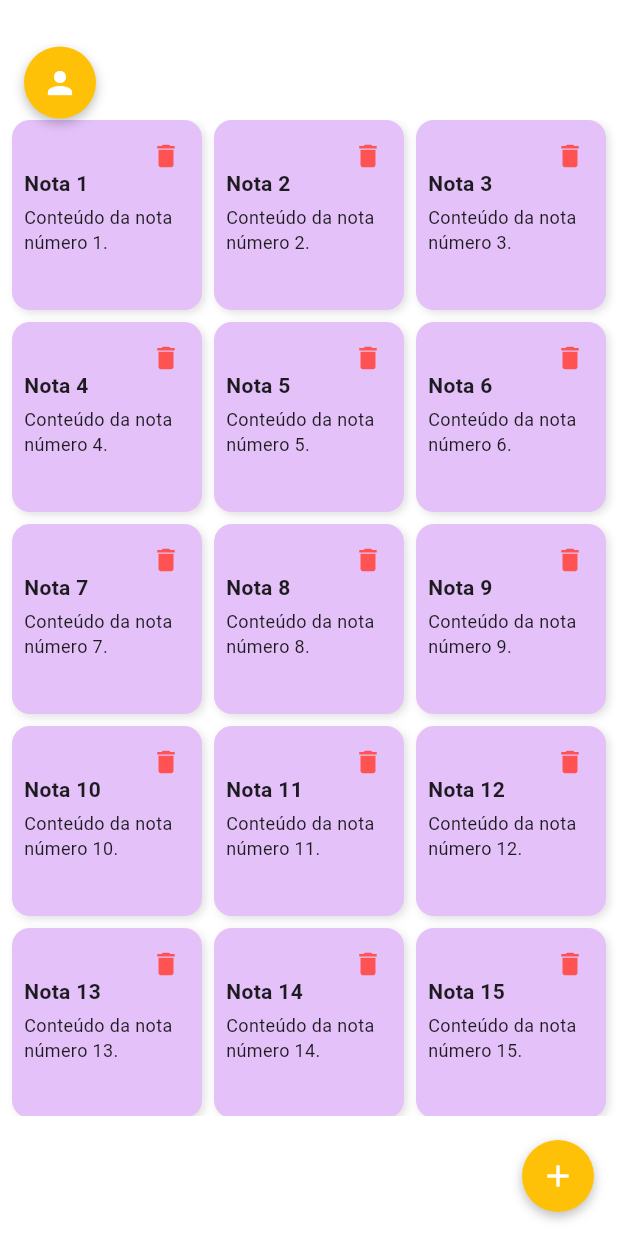
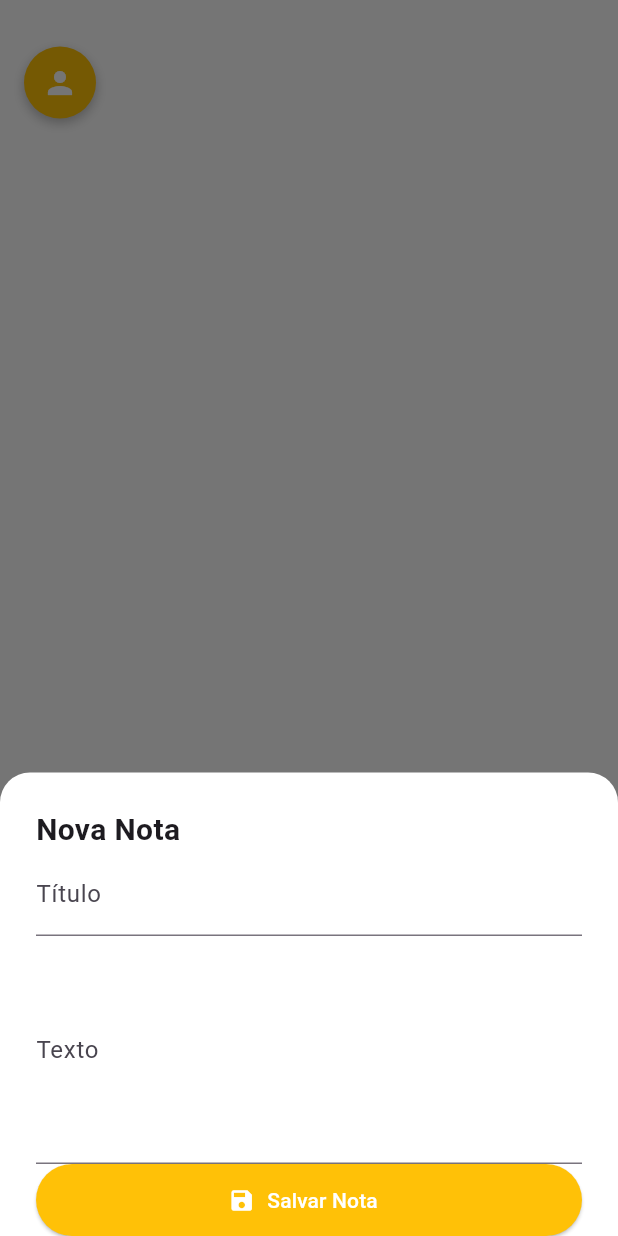
Before and after one commit to MathiasBelmont/MEMO_KEITAI, a Flutter app: the screen it shows after launch, after a tap on the "add" icon, on a phone screen of 412 x 824 dp. Run offline on Flutter 3.47's test engine with Material 3 defaults, Android fonts, the phone set to English and light mode, and no system bars.

Commit message:
ADD: Função de criação da nota

```diff
--- a/lib/main.dart
+++ b/lib/main.dart
@@ -9,7 +9,7 @@ class MyApp extends StatelessWidget {
   @override
   Widget build(BuildContext context) {
     return MaterialApp(
-      title: 'Notas com Exclusão',
+      title: 'Notas com Modal',
       debugShowCheckedModeBanner: false,
       home: TelaComNotas(),
     );
@@ -22,13 +22,7 @@ class TelaComNotas extends StatefulWidget {
 }
 
 class _TelaComNotasState extends State<TelaComNotas> {
-  List<Map<String, String>> notas = List.generate(
-    30,
-    (index) => {
-      "titulo": "Nota ${index + 1}",
-      "conteudo": "Conteúdo da nota número ${index + 1}.",
-    },
-  );
+  List<Map<String, String>> notas = [];
 
   final List<Color> coresPastel = [
     Color(0xFFFFF1C1),
@@ -50,6 +44,70 @@ class _TelaComNotasState extends State<TelaComNotas> {
     });
   }
 
+  void abrirModalCriarNota() {
+    String titulo = '';
+    String conteudo = '';
+    showModalBottomSheet(
+      isScrollControlled: true,
+      context: context,
+      backgroundColor: Colors.white,
+      shape: RoundedRectangleBorder(
+        borderRadius: BorderRadius.vertical(top: Radius.circular(20)),
+      ),
+      builder: (context) {
+        return Padding(
+          padding: EdgeInsets.only(
+            bottom: MediaQuery.of(context).viewInsets.bottom,
+            top: 24,
+            left: 24,
+            right: 24,
+          ),
+          child: Wrap(
+            children: [
+              Text(
+                'Nova Nota',
+                style: TextStyle(fontSize: 20, fontWeight: FontWeight.bold),
+              ),
+              SizedBox(height: 16),
+              TextField(
+                decoration: InputDecoration(labelText: 'Título'),
+                onChanged: (value) => titulo = value,
+              ),
+              SizedBox(height: 8),
+              TextField(
+                decoration: InputDecoration(labelText: 'Texto'),
+                maxLines: 5,
+                onChanged: (value) => conteudo = value,
+              ),
+              SizedBox(height: 20),
+              ElevatedButton.icon(
+                onPressed: () {
+                  if (titulo.trim().isNotEmpty || conteudo.trim().isNotEmpty) {
+                    setState(() {
+                      notas.add({
+                        "titulo": titulo.trim(),
+                        "conteudo": conteudo.trim(),
+                      });
+                    });
+                    Navigator.pop(context); // Fecha modal
+                  }
+                },
+                icon: Icon(Icons.save),
+                label: Text('Salvar Nota'),
+                style: ElevatedButton.styleFrom(
+                  backgroundColor: Colors.amber,
+                  foregroundColor: Colors.white,
+                  minimumSize: Size(double.infinity, 48),
+                ),
+              ),
+              SizedBox(height: 24),
+            ],
+          ),
+        );
+      },
+    );
+  }
+
   @override
   Widget build(BuildContext context) {
     return Scaffold(
@@ -63,15 +121,22 @@ class _TelaComNotasState extends State<TelaComNotas> {
               child: SingleChildScrollView(
                 child: Padding(
                   padding: const EdgeInsets.symmetric(horizontal: 8.0),
-                  child: GridView.count(
+                  child: GridView.builder(
                     shrinkWrap: true,
                     physics: NeverScrollableScrollPhysics(),
+                    itemCount: notas.length,
+                    gridDelegate: SliverGridDelegateWithFixedCrossAxisCount(
                       crossAxisCount: 3,
                       crossAxisSpacing: 8,
                       mainAxisSpacing: 8,
-                    children: List.generate(notas.length, (index) {
+                      childAspectRatio: 1, // largura == altura
+                    ),
+                    itemBuilder: (context, index) {
                       final nota = notas[index];
-                      return Stack(
+                      return SizedBox(
+                        width: 120,
+                        height: 120,
+                        child: Stack(
                           children: [
                             Container(
                               padding: EdgeInsets.all(8),
@@ -88,27 +153,36 @@ class _TelaComNotasState extends State<TelaComNotas> {
                               ),
                               child: Column(
                                 crossAxisAlignment: CrossAxisAlignment.start,
+                                mainAxisAlignment:
+                                    MainAxisAlignment.spaceBetween,
                                 children: [
-                                SizedBox(height: 24), // espaço para o botão
+                                  Column(
+                                    crossAxisAlignment:
+                                        CrossAxisAlignment.start,
+                                    children: [
+                                      SizedBox(height: 24),
                                       Text(
                                         nota["titulo"]!,
                                         style: TextStyle(
                                           fontWeight: FontWeight.bold,
                                           fontSize: 14,
                                         ),
+                                        overflow: TextOverflow.ellipsis,
+                                        maxLines: 1,
                                       ),
                                       SizedBox(height: 4),
-                                Expanded(
-                                  child: Text(
+                                      Text(
                                         nota["conteudo"]!,
                                         style: TextStyle(fontSize: 12),
-                                    overflow: TextOverflow.fade,
-                                  ),
+                                        overflow: TextOverflow.ellipsis,
+                                        maxLines: 5,
                                       ),
                                     ],
                                   ),
+                                  Spacer(), // força altura restante a ser ocupada
+                                ],
                               ),
-                          // Botão de excluir
+                            ),
                             Positioned(
                               top: 0,
                               right: 0,
@@ -118,10 +192,11 @@ class _TelaComNotasState extends State<TelaComNotas> {
                                 onPressed: () => removerNota(index),
                                 tooltip: 'Excluir nota',
                               ),
-                          )
+                            ),
                           ],
+                        ),
                       );
-                    }),
+                    },
                   ),
                 ),
               ),
@@ -153,9 +228,7 @@ class _TelaComNotasState extends State<TelaComNotas> {
                   ),
                   child: IconButton(
                     icon: Icon(Icons.person, color: Colors.white),
-                    onPressed: () {
-                      // Ação do botão
-                    },
+                    onPressed: () {},
                   ),
                 ),
               ),
@@ -180,9 +253,7 @@ class _TelaComNotasState extends State<TelaComNotas> {
               ),
               child: IconButton(
                 icon: Icon(Icons.add, color: Colors.white),
-                onPressed: () {
-                  // Adicionar nova nota (exemplo)
-                },
+                onPressed: abrirModalCriarNota,
               ),
             ),
           ),
```
Lines whose indentation alone changed are shown as unchanged.
